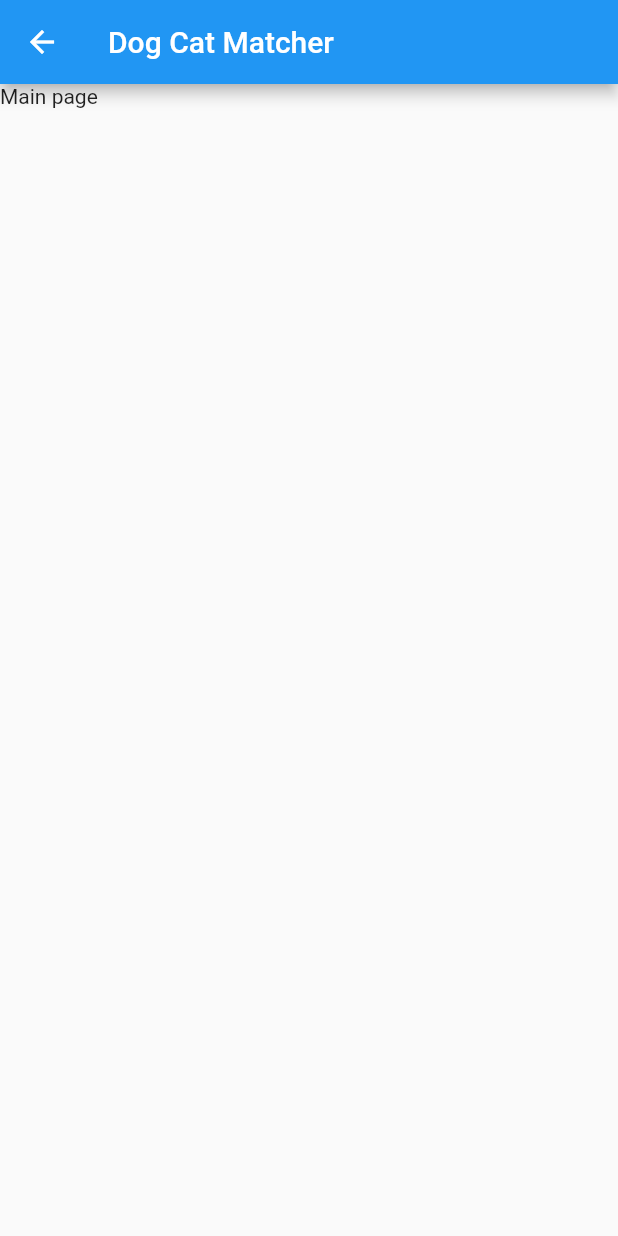
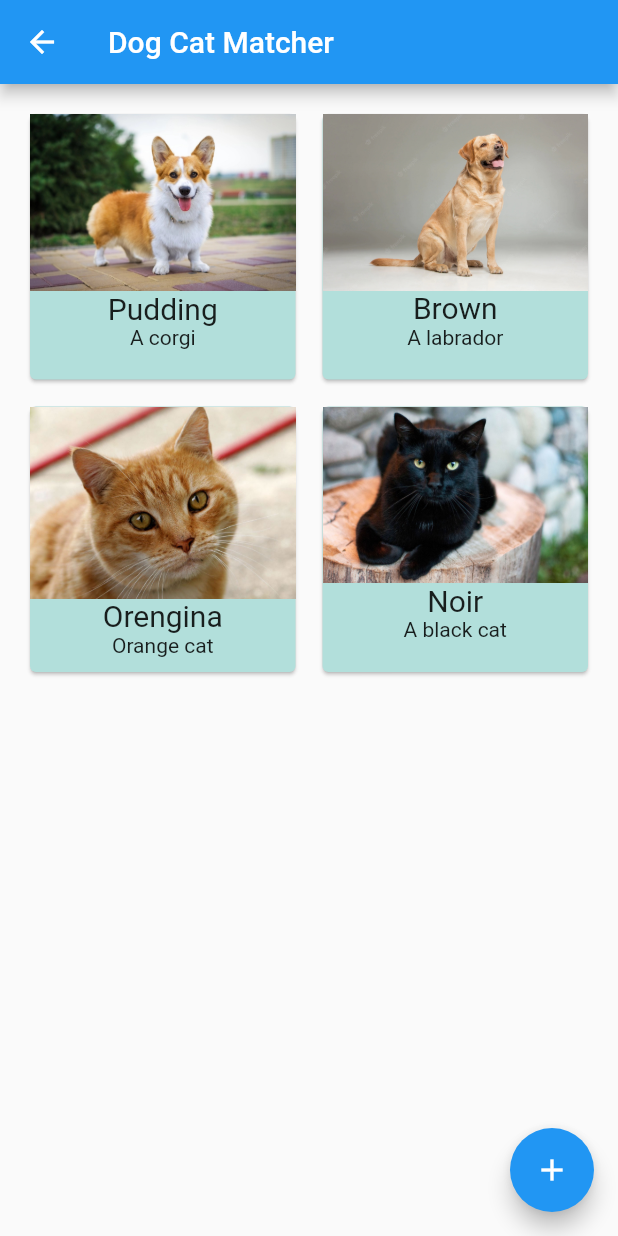
Before and after one commit to wattanit/tech-camp5-flutter, a Flutter app: the MainPage screen opened by its route, on a phone screen of 412 x 824 dp. Run offline on Flutter 3.47's test engine with Material 2 defaults, Android fonts, the phone set to English and light mode, and no system bars.

```diff
--- a/lib/pages/main.dart
+++ b/lib/pages/main.dart
@@ -1,15 +1,133 @@
 import 'package:flutter/material.dart';
 
-class MainPage extends StatelessWidget {
+class MainPage extends StatefulWidget {
   const MainPage({Key? key}) : super(key: key);
 
+  @override
+  State<MainPage> createState() => _MainPageState();
+}
+
+class _MainPageState extends State<MainPage> {
   @override
   Widget build(BuildContext context) {
     return Scaffold(
       appBar: AppBar(
         title: const Text("Dog Cat Matcher"),
       ),
-      body: const Text("Main page"),
+      body: const AnimalGrid(),
+      floatingActionButton: FloatingActionButton(
+        onPressed: (){},
+        child: const Icon(Icons.add),
+      ),
     );
   }
 }
+
+class AnimalGrid extends StatelessWidget {
+  const AnimalGrid({Key? key}) : super(key: key);
+
+  @override
+  Widget build(BuildContext context) {
+
+    // dummy data (STUB)
+    DummyData dummy = DummyData();
+    List<AnimalCard> animalCards = dummy.animals.map((animal) =>
+      AnimalCard(
+        name: animal.name,
+        description: animal.description,
+        photoUrl: animal.photoUrl,
+      )
+    ).toList();
+
+    return GridView.count(
+      crossAxisCount: 2,
+      crossAxisSpacing: 10,
+      mainAxisSpacing: 10,
+      padding: const EdgeInsets.all(16.0),
+      children: animalCards,
+    );
+  }
+}
+
+class AnimalCard extends StatelessWidget {
+  const AnimalCard({
+    Key? key,
+    required this.name,
+    this.description = "",
+    this.photoUrl,
+  }) : super(key: key);
+
+  final String name;
+  final String description;
+  final String? photoUrl;
+
+  @override
+  Widget build(BuildContext context) {
+
+    Widget photo = (photoUrl != null)? Image(
+      image: AssetImage(photoUrl!),
+    ): const Text("No Photo");
+
+    return Card(
+      color: Colors.teal[100],
+      child: Column(
+        children: <Widget>[
+          photo,
+          Text(
+            name,
+            style: const TextStyle(
+              fontSize: 20
+            ),
+          ),
+          Text(
+            description
+          )
+        ],
+      )
+    );
+    // return Container(
+    //   padding: const EdgeInsets.all(16.0),
+    //   color: Colors.teal[100],
+    //   child: const Text("Lorem Ipsum")
+    // );
+  }
+}
+
+
+class Animal {
+  String name = '';
+  String description = '';
+  List<String> tags = [];
+  String photoUrl = '';
+
+  Animal(this.name, this.description, this.tags, this.photoUrl);
+}
+
+class DummyData {
+  List<Animal> animals = [
+    Animal(
+      "Pudding",
+      "A corgi",
+      ["corgi", "small"],
+      "assets/dummy1.jpg"
+    ),
+    Animal(
+      "Brown",
+      "A labrador",
+      ["big"],
+      "assets/dummy2.jpg"
+    ),
+    Animal(
+      "Orengina",
+      "Orange cat",
+      ["cat", "orange"],
+      "assets/dummy3.jpg"
+    ),
+    Animal(
+      "Noir",
+      "A black cat",
+      ["cat", "black"],
+      "assets/dummy4.jpg"
+    )
+  ];
+}
--- a/pubspec.yaml
+++ b/pubspec.yaml
@@ -65,6 +65,10 @@ flutter:
   assets:
     - assets/welcome.jpg
     - assets/2.0x/welcome.jpg
+    - assets/dummy1.jpg
+    - assets/dummy2.jpg
+    - assets/dummy3.jpg
+    - assets/dummy4.jpg
 
   # An image asset can refer to one or more resolution-specific "variants", see
   # https://flutter.dev/assets-and-images/#resolution-aware.
```
Also changed, not shown: assets/dummy1.jpg (added), assets/dummy2.jpg (added), assets/dummy3.jpg (added), assets/dummy4.jpg (added).
